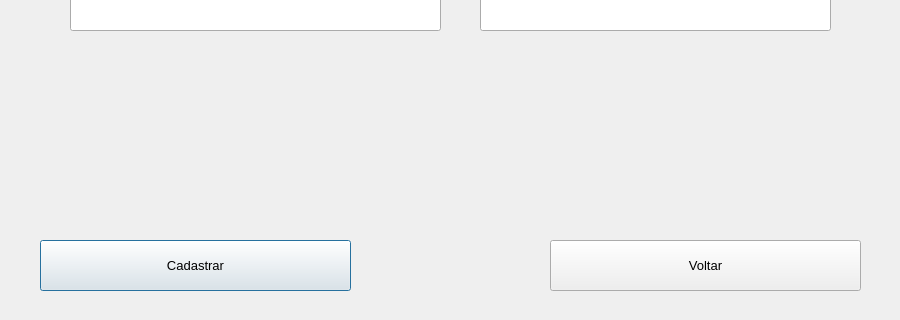
Old version of the form gui/views/signupscreen.ui in the repository MaceGabriel/GiroDeGado; both pictures show x 0 to 900 and y 280 to 600 of the 900 by 600 pixel window.
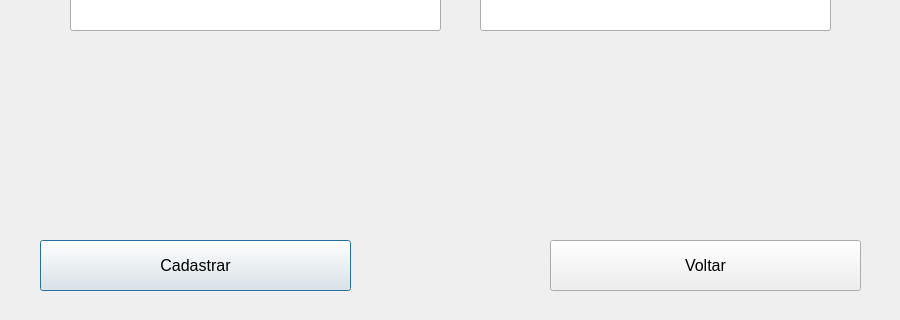
New version of the form.

```diff
--- a/gui/views/signupscreen.ui
+++ b/gui/views/signupscreen.ui
@@ -24,7 +24,7 @@
    </property>
    <property name="font">
     <font>
-     <pointsize>10</pointsize>
+     <pointsize>12</pointsize>
     </font>
    </property>
    <property name="text">
@@ -132,7 +132,7 @@
    </property>
    <property name="font">
     <font>
-     <pointsize>10</pointsize>
+     <pointsize>12</pointsize>
     </font>
    </property>
    <property name="text">
```
